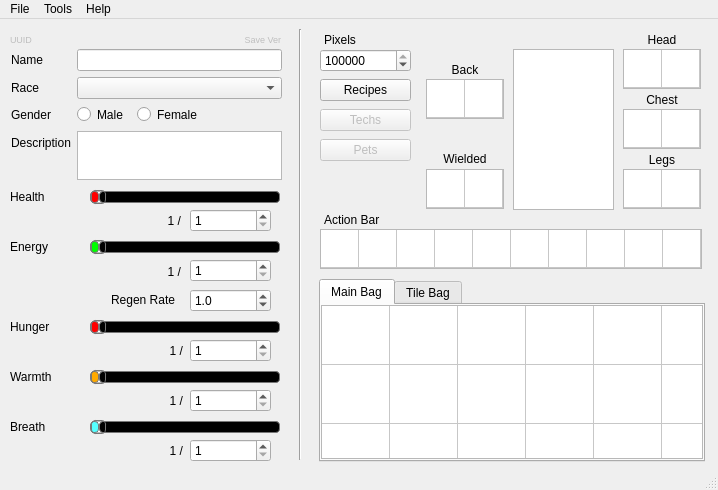
Old version of the form starcheat/templates/MainWindow.ui in the repository wizzomafizzo/starcheat.
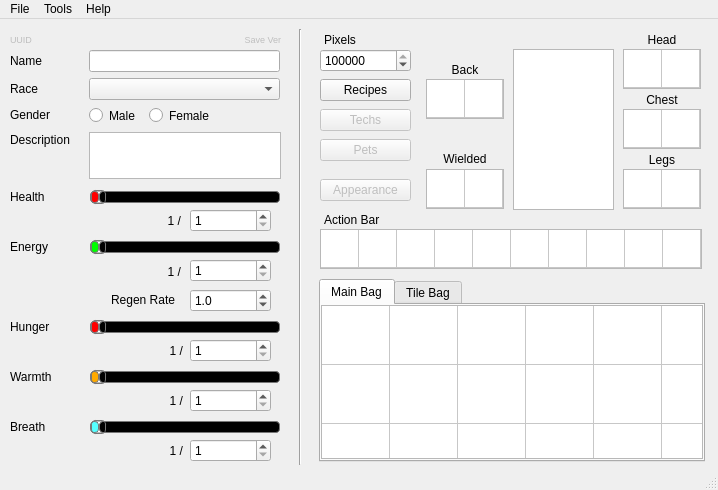
New version of the form.

Commit message: More UI tweaks, fix drag and drop

```diff
--- a/starcheat/templates/MainWindow.ui
+++ b/starcheat/templates/MainWindow.ui
@@ -1236,7 +1236,7 @@
       <x>290</x>
       <y>10</y>
       <width>21</width>
-      <height>431</height>
+      <height>436</height>
      </rect>
     </property>
     <property name="orientation">
@@ -1291,94 +1291,6 @@
      <set>Qt::AlignRight|Qt::AlignTrailing|Qt::AlignVCenter</set>
     </property>
    </widget>
-   <widget class="QWidget" name="layoutWidget">
-    <property name="geometry">
-     <rect>
-      <x>11</x>
-      <y>30</y>
-      <width>271</width>
-      <height>131</height>
-     </rect>
-    </property>
-    <layout class="QFormLayout" name="formLayout">
-     <property name="fieldGrowthPolicy">
-      <enum>QFormLayout::AllNonFixedFieldsGrow</enum>
-     </property>
-     <item row="0" column="0">
-      <widget class="QLabel" name="name_label">
-       <property name="text">
-        <string>Name</string>
-       </property>
-      </widget>
-     </item>
-     <item row="0" column="1">
-      <widget class="QLineEdit" name="name"/>
-     </item>
-     <item row="1" column="0">
-      <widget class="QLabel" name="race_label">
-       <property name="text">
-        <string>Race</string>
-       </property>
-      </widget>
-     </item>
-     <item row="1" column="1">
-      <widget class="QComboBox" name="race"/>
-     </item>
-     <item row="2" column="0">
-      <widget class="QLabel" name="gender_label">
-       <property name="text">
-        <string>Gender</string>
-       </property>
-      </widget>
-     </item>
-     <item row="2" column="1">
-      <widget class="QWidget" name="widget" native="true">
-       <property name="minimumSize">
-        <size>
-         <width>0</width>
-         <height>20</height>
-        </size>
-       </property>
-       <widget class="QRadioButton" name="male">
-        <property name="geometry">
-         <rect>
-          <x>0</x>
-          <y>0</y>
-          <width>57</width>
-          <height>19</height>
-         </rect>
-        </property>
-        <property name="text">
-         <string>Male</string>
-        </property>
-       </widget>
-       <widget class="QRadioButton" name="female">
-        <property name="geometry">
-         <rect>
-          <x>60</x>
-          <y>0</y>
-          <width>72</width>
-          <height>19</height>
-         </rect>
-        </property>
-        <property name="text">
-         <string>Female</string>
-        </property>
-       </widget>
-      </widget>
-     </item>
-     <item row="3" column="0">
-      <widget class="QLabel" name="desc_label">
-       <property name="text">
-        <string>Description</string>
-       </property>
-      </widget>
-     </item>
-     <item row="3" column="1">
-      <widget class="QPlainTextEdit" name="description"/>
-     </item>
-    </layout>
-   </widget>
    <widget class="QPushButton" name="blueprints_button">
     <property name="geometry">
      <rect>
@@ -1784,6 +1696,146 @@
      <string>Pets</string>
     </property>
    </widget>
+   <widget class="QPushButton" name="pushButton">
+    <property name="enabled">
+     <bool>false</bool>
+    </property>
+    <property name="geometry">
+     <rect>
+      <x>320</x>
+      <y>160</y>
+      <width>91</width>
+      <height>22</height>
+     </rect>
+    </property>
+    <property name="text">
+     <string>Appearance</string>
+    </property>
+   </widget>
+   <widget class="QLabel" name="name_label">
+    <property name="geometry">
+     <rect>
+      <x>10</x>
+      <y>31</y>
+      <width>36</width>
+      <height>21</height>
+     </rect>
+    </property>
+    <property name="text">
+     <string>Name</string>
+    </property>
+   </widget>
+   <widget class="QLineEdit" name="name">
+    <property name="geometry">
+     <rect>
+      <x>89</x>
+      <y>31</y>
+      <width>191</width>
+      <height>22</height>
+     </rect>
+    </property>
+   </widget>
+   <widget class="QLabel" name="race_label">
+    <property name="geometry">
+     <rect>
+      <x>10</x>
+      <y>59</y>
+      <width>31</width>
+      <height>21</height>
+     </rect>
+    </property>
+    <property name="text">
+     <string>Race</string>
+    </property>
+   </widget>
+   <widget class="QComboBox" name="race">
+    <property name="geometry">
+     <rect>
+      <x>89</x>
+      <y>59</y>
+      <width>191</width>
+      <height>22</height>
+     </rect>
+    </property>
+   </widget>
+   <widget class="QLabel" name="gender_label">
+    <property name="geometry">
+     <rect>
+      <x>10</x>
+      <y>88</y>
+      <width>46</width>
+      <height>16</height>
+     </rect>
+    </property>
+    <property name="text">
+     <string>Gender</string>
+    </property>
+   </widget>
+   <widget class="QWidget" name="widget" native="true">
+    <property name="geometry">
+     <rect>
+      <x>89</x>
+      <y>87</y>
+      <width>192</width>
+      <height>20</height>
+     </rect>
+    </property>
+    <property name="minimumSize">
+     <size>
+      <width>0</width>
+      <height>20</height>
+     </size>
+    </property>
+    <widget class="QRadioButton" name="male">
+     <property name="geometry">
+      <rect>
+       <x>0</x>
+       <y>0</y>
+       <width>57</width>
+       <height>19</height>
+      </rect>
+     </property>
+     <property name="text">
+      <string>Male</string>
+     </property>
+    </widget>
+    <widget class="QRadioButton" name="female">
+     <property name="geometry">
+      <rect>
+       <x>60</x>
+       <y>0</y>
+       <width>72</width>
+       <height>19</height>
+      </rect>
+     </property>
+     <property name="text">
+      <string>Female</string>
+     </property>
+    </widget>
+   </widget>
+   <widget class="QLabel" name="desc_label">
+    <property name="geometry">
+     <rect>
+      <x>10</x>
+      <y>113</y>
+      <width>71</width>
+      <height>16</height>
+     </rect>
+    </property>
+    <property name="text">
+     <string>Description</string>
+    </property>
+   </widget>
+   <widget class="QPlainTextEdit" name="description">
+    <property name="geometry">
+     <rect>
+      <x>89</x>
+      <y>113</y>
+      <width>192</width>
+      <height>47</height>
+     </rect>
+    </property>
+   </widget>
   </widget>
   <widget class="QMenuBar" name="menubar">
    <property name="geometry">
```
Left out of the diff: 49 changed lines with no effect on the pictures. The commit also changes 1 other file.
